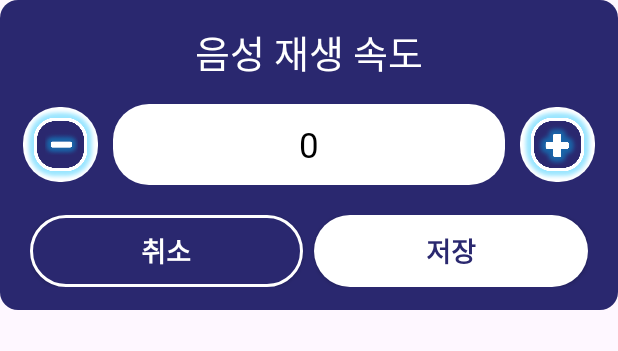
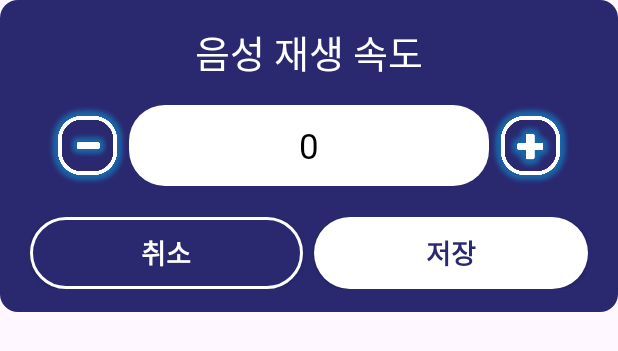
Before and after one commit to tongueEye/HearWow, an Android app: the layout dialog_setting_speed.xml on its own in the app's theme, with its tools: preview values and no code run, on a phone screen of 412 x 824 dp. Shown: the top 351 px of the screen. Run offline under Robolectric (Android 15) with nearby library versions, the phone set to English and light mode, and no system bars.

Commit message:
[FEAT] 속도 조절 팝업 UI 수정  1. 속도 조절 팝업 UI 수정   - 증가, 감소 버튼 배경색 지움  2. 속도 조절 팝업 텍스트 strings.xml 파일로 뺌

```diff
--- a/app/src/main/res/layout/dialog_setting_speed.xml
+++ b/app/src/main/res/layout/dialog_setting_speed.xml
@@ -32,11 +32,11 @@
         <!-- - 버튼 -->
         <ImageView
             android:id="@+id/decreaseBtn"
-            android:layout_width="50dp"
-            android:layout_height="50dp"
+            android:layout_width="55dp"
+            android:layout_height="55dp"
             android:src="@drawable/minus_btn"
-            android:contentDescription="감소"
-            android:background="@drawable/view_round_white"
+            android:contentDescription="@string/decrease_txt"
+            android:layout_marginStart="15dp"
             android:scaleType="centerInside"/>
 
         <!-- 읽기 전용 EditText -->
@@ -46,8 +46,6 @@
             android:layout_height="wrap_content"
             android:layout_weight="1"
             android:padding="11dp"
-            android:layout_marginRight="10dp"
-            android:layout_marginLeft="10dp"
             android:background="@drawable/view_round_white"
             android:fontFamily="@font/bmjua"
             android:gravity="center"
@@ -57,18 +55,18 @@
             android:maxLength="30"
             android:focusable="false"
             android:clickable="false"
-            android:text="0"
+            android:text="@string/init_speed_txt"
             android:labelFor="@+id/instructionTextView"
             android:inputType="none"/>
 
         <!-- + 버튼 -->
         <ImageView
             android:id="@+id/increaseBtn"
-            android:layout_width="50dp"
-            android:layout_height="50dp"
+            android:layout_width="55dp"
+            android:layout_height="55dp"
+            android:layout_marginEnd="15dp"
             android:src="@drawable/plus_btn"
-            android:contentDescription="증가"
-            android:background="@drawable/view_round_white"
+            android:contentDescription="@string/increase_txt"
             android:scaleType="centerInside"/>
     </LinearLayout>
 
--- a/app/src/main/res/values/strings.xml
+++ b/app/src/main/res/values/strings.xml
@@ -22,4 +22,7 @@
     <string name="word_text">단어나 문장을 입력하면 이렇게 보입니다.</string>
 
     <string name="setting_speed_title">음성 재생 속도</string>
+    <string name="increase_txt">증가</string>
+    <string name="decrease_txt">감소</string>
+    <string name="init_speed_txt">0</string>
 </resources>
```
